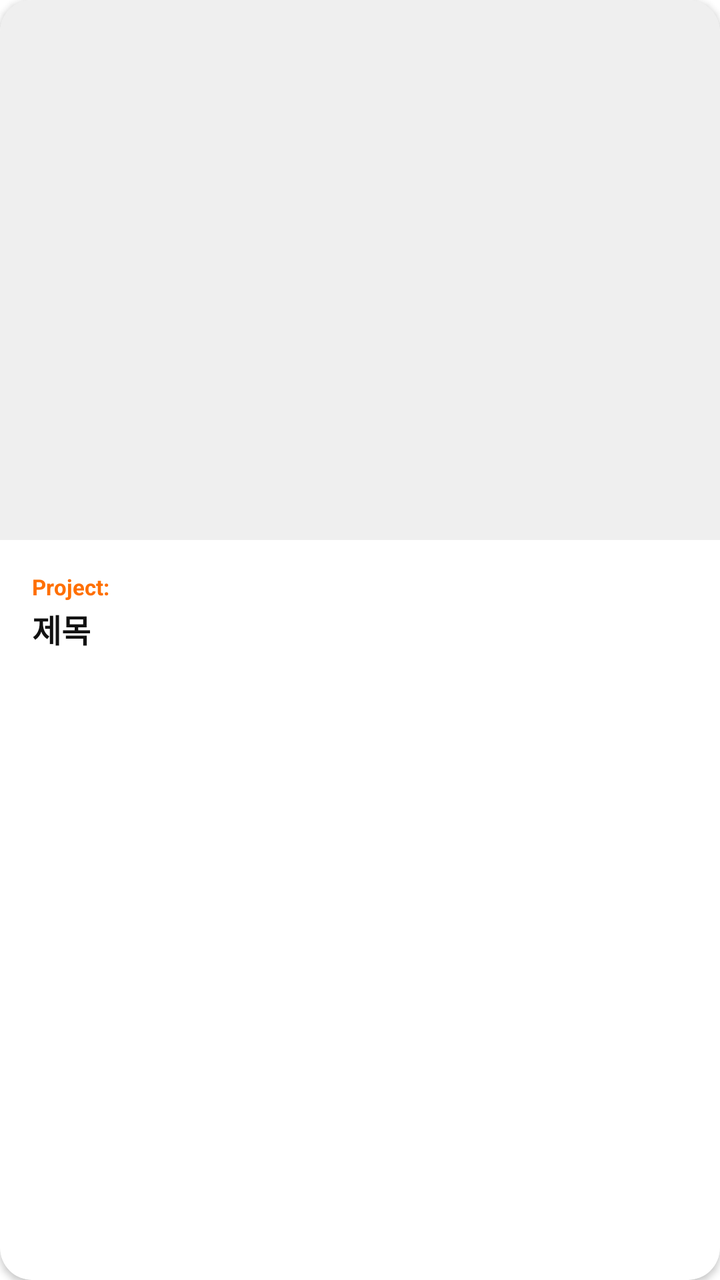
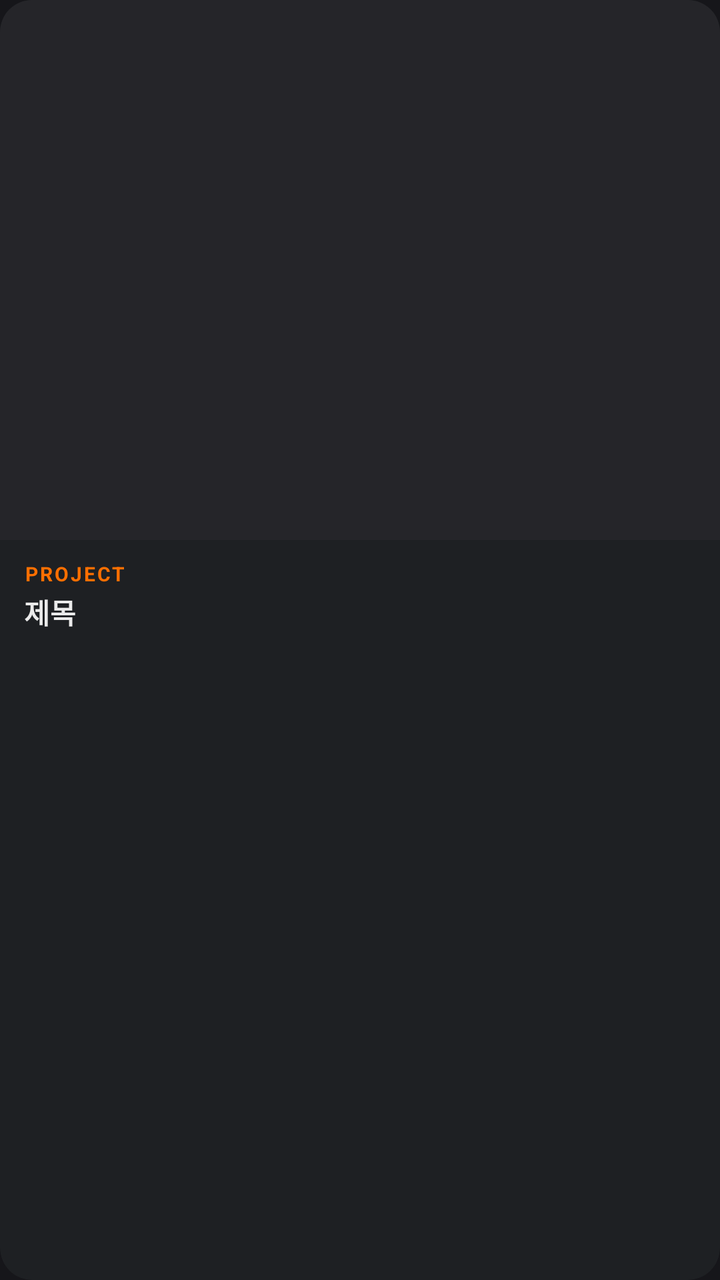

Screens rendered from an Android XML layout before and after an edit, with the pre-edit source and the edit as a unified diff.
<!-- AndroidManifest.xml: application theme Theme.Siteboard -->
<!-- res/layout/item_post.xml -->
<?xml version="1.0" encoding="utf-8"?>
<androidx.cardview.widget.CardView
    xmlns:android="http://schemas.android.com/apk/res/android"
    xmlns:app="http://schemas.android.com/apk/res-auto"
    android:layout_width="match_parent"
    android:layout_height="wrap_content"
    android:layout_margin="8dp"
    app:cardCornerRadius="16dp"
    app:cardElevation="2dp"
    android:fitsSystemWindows="true"
    app:cardBackgroundColor="#FFFFFF">

    <androidx.constraintlayout.widget.ConstraintLayout
        android:layout_width="match_parent"
        android:layout_height="wrap_content">

        <ImageView
            android:id="@+id/ivPost"
            android:layout_width="0dp"
            android:layout_height="0dp"
            android:scaleType="centerCrop"
            android:background="#EFEFEF"
            app:layout_constraintDimensionRatio="4:3"
            app:layout_constraintTop_toTopOf="parent"
            app:layout_constraintStart_toStartOf="parent"
            app:layout_constraintEnd_toEndOf="parent" />

        <LinearLayout
            android:layout_width="match_parent"
            android:layout_height="wrap_content"
            android:orientation="vertical"
            android:padding="16dp"
            app:layout_constraintTop_toBottomOf="@id/ivPost">

            <TextView
                android:id="@+id/tvProjectLabel"
                android:layout_width="match_parent"
                android:layout_height="wrap_content"
                android:text="Project:"
                android:textSize="11sp"
                android:textColor="#FF6F00"
                android:textStyle="bold"
                android:layout_marginBottom="2dp" />

            <TextView
                android:id="@+id/tvTitle"
                android:layout_width="match_parent"
                android:layout_height="wrap_content"
                android:text="제목"
                android:textSize="16sp"
                android:textColor="#111111"
                android:textStyle="bold"
                android:maxLines="2"
                android:ellipsize="end" />

            <TextView
                android:id="@+id/tvDate"
                android:layout_width="match_parent"
                android:layout_height="wrap_content"
                android:text=""
                android:textSize="13sp"
                android:textColor="#888888"
                android:layout_marginTop="6dp" />
        </LinearLayout>
    </androidx.constraintlayout.widget.ConstraintLayout>

    <CheckBox
        android:id="@+id/cbSelect"
        android:layout_width="wrap_content"
        android:layout_height="wrap_content"
        android:layout_gravity="top|end"
        android:layout_margin="8dp"
        android:buttonTint="#FF6F00"
        android:visibility="gone"
        android:clickable="false"
        android:focusable="false"
        app:layout_constraintTop_toTopOf="parent"
        app:layout_constraintEnd_toEndOf="parent" />

</androidx.cardview.widget.CardView>
<!-- resources referenced by this layout -->
<resources>
  <style name="Theme.Siteboard" parent="Theme.MaterialComponents.DayNight.NoActionBar">
  
          <item name="colorPrimary">#7C4DFF</item>
          <item name="colorPrimaryVariant">#3700B3</item>
          <item name="colorOnPrimary">#FFFFFF</item>
  
          <item name="colorSecondary">#FF6F00</item>
          <item name="colorSecondaryVariant">#FF6F00</item>
          <item name="colorOnSecondary">#FFFFFF</item>
  
          <item name="android:statusBarColor">?attr/colorPrimaryVariant</item>
  
          <item name="android:windowSplashScreenBackground" tools:targetApi="s">?android:attr/windowBackground</item>
  
          <item name="android:windowSplashScreenAnimatedIcon" tools:targetApi="s">@android:color/transparent</item>
  
          <item name="android:windowSplashScreenAnimationDuration" tools:targetApi="s">0</item>
      </style>
</resources>

<!-- the commit's change to res/layout/item_post.xml (unified diff, before → after) -->
@@ -1,14 +1,15 @@
 <?xml version="1.0" encoding="utf-8"?>
-<androidx.cardview.widget.CardView
+<com.google.android.material.card.MaterialCardView
     xmlns:android="http://schemas.android.com/apk/res/android"
     xmlns:app="http://schemas.android.com/apk/res-auto"
     android:layout_width="match_parent"
     android:layout_height="wrap_content"
-    android:layout_margin="8dp"
+    android:layout_margin="6dp"
     app:cardCornerRadius="16dp"
-    app:cardElevation="2dp"
-    android:fitsSystemWindows="true"
-    app:cardBackgroundColor="#FFFFFF">
+    app:cardElevation="0dp"
+    app:cardBackgroundColor="#1E2023"
+    app:strokeWidth="0dp"
+    app:strokeColor="#2A2A30">
 
     <androidx.constraintlayout.widget.ConstraintLayout
         android:layout_width="match_parent"
@@ -19,27 +20,44 @@
             android:layout_width="0dp"
             android:layout_height="0dp"
             android:scaleType="centerCrop"
-            android:background="#EFEFEF"
+            android:background="#252529"
             app:layout_constraintDimensionRatio="4:3"
             app:layout_constraintTop_toTopOf="parent"
             app:layout_constraintStart_toStartOf="parent"
             app:layout_constraintEnd_toEndOf="parent" />
 
+        
+        <View
+            android:id="@+id/viewSelectedOverlay"
+            android:layout_width="0dp"
+            android:layout_height="0dp"
+            android:background="#55FF6F00"
+            android:visibility="gone"
+            app:layout_constraintTop_toTopOf="@id/ivPost"
+            app:layout_constraintBottom_toBottomOf="@id/ivPost"
+            app:layout_constraintStart_toStartOf="parent"
+            app:layout_constraintEnd_toEndOf="parent" />
+
         <LinearLayout
-            android:layout_width="match_parent"
+            android:layout_width="0dp"
             android:layout_height="wrap_content"
             android:orientation="vertical"
-            android:padding="16dp"
-            app:layout_constraintTop_toBottomOf="@id/ivPost">
+            android:paddingHorizontal="12dp"
+            android:paddingTop="10dp"
+            android:paddingBottom="12dp"
+            app:layout_constraintTop_toBottomOf="@id/ivPost"
+            app:layout_constraintStart_toStartOf="parent"
+            app:layout_constraintEnd_toEndOf="parent">
 
             <TextView
                 android:id="@+id/tvProjectLabel"
                 android:layout_width="match_parent"
                 android:layout_height="wrap_content"
-                android:text="Project:"
-                android:textSize="11sp"
+                android:text="PROJECT"
+                android:textSize="10sp"
                 android:textColor="#FF6F00"
                 android:textStyle="bold"
+                android:letterSpacing="0.1"
                 android:layout_marginBottom="2dp" />
 
             <TextView
@@ -47,8 +65,8 @@
                 android:layout_width="match_parent"
                 android:layout_height="wrap_content"
                 android:text="제목"
-                android:textSize="16sp"
-                android:textColor="#111111"
+                android:textSize="14sp"
+                android:textColor="#EBEBEB"
                 android:textStyle="bold"
                 android:maxLines="2"
                 android:ellipsize="end" />
@@ -58,23 +76,23 @@
                 android:layout_width="match_parent"
                 android:layout_height="wrap_content"
                 android:text=""
-                android:textSize="13sp"
-                android:textColor="#888888"
-                android:layout_marginTop="6dp" />
+                android:textSize="11sp"
+                android:textColor="#606065"
+                android:layout_marginTop="4dp" />
         </LinearLayout>
+
+        <CheckBox
+            android:id="@+id/cbSelect"
+            android:layout_width="wrap_content"
+            android:layout_height="wrap_content"
+            android:layout_margin="8dp"
+            android:buttonTint="#FF6F00"
+            android:visibility="gone"
+            android:clickable="false"
+            android:focusable="false"
+            app:layout_constraintTop_toTopOf="parent"
+            app:layout_constraintEnd_toEndOf="parent" />
+
     </androidx.constraintlayout.widget.ConstraintLayout>
 
-    <CheckBox
-        android:id="@+id/cbSelect"
-        android:layout_width="wrap_content"
-        android:layout_height="wrap_content"
-        android:layout_gravity="top|end"
-        android:layout_margin="8dp"
-        android:buttonTint="#FF6F00"
-        android:visibility="gone"
-        android:clickable="false"
-        android:focusable="false"
-        app:layout_constraintTop_toTopOf="parent"
-        app:layout_constraintEnd_toEndOf="parent" />
-
-</androidx.cardview.widget.CardView>
+</com.google.android.material.card.MaterialCardView>
<!-- resource entries referenced after the edit -->
@@ -2,20 +2,32 @@
 <resources>
   <style name="Theme.Siteboard" parent="Theme.MaterialComponents.DayNight.NoActionBar">
   
-          <item name="colorPrimary">#7C4DFF</item>
-          <item name="colorPrimaryVariant">#3700B3</item>
+          <item name="colorPrimary">#FF6F00</item>
+          <item name="colorPrimaryVariant">#16161A</item>
           <item name="colorOnPrimary">#FFFFFF</item>
   
           <item name="colorSecondary">#FF6F00</item>
           <item name="colorSecondaryVariant">#FF6F00</item>
           <item name="colorOnSecondary">#FFFFFF</item>
   
-          <item name="android:statusBarColor">?attr/colorPrimaryVariant</item>
+          
+          <item name="android:colorBackground">#16161A</item>
+          <item name="colorSurface">#1E2023</item>
+          <item name="colorOnSurface">#EBEBEB</item>
+          <item name="colorOnBackground">#EBEBEB</item>
   
-          <item name="android:windowSplashScreenBackground" tools:targetApi="s">?android:attr/windowBackground</item>
+          <item name="android:textColorPrimary">#EBEBEB</item>
+          <item name="android:textColorSecondary">#A0A0A5</item>
+          <item name="android:textColorHint">#404045</item>
   
+          <item name="colorError">#E05567</item>
+  
+          <item name="android:statusBarColor">#16161A</item>
+          <item name="android:navigationBarColor">#16161A</item>
+          <item name="android:windowLightStatusBar" tools:targetApi="m">false</item>
+  
+          <item name="android:windowSplashScreenBackground" tools:targetApi="s">#16161A</item>
           <item name="android:windowSplashScreenAnimatedIcon" tools:targetApi="s">@android:color/transparent</item>
-  
           <item name="android:windowSplashScreenAnimationDuration" tools:targetApi="s">0</item>
       </style>
 </resources>
